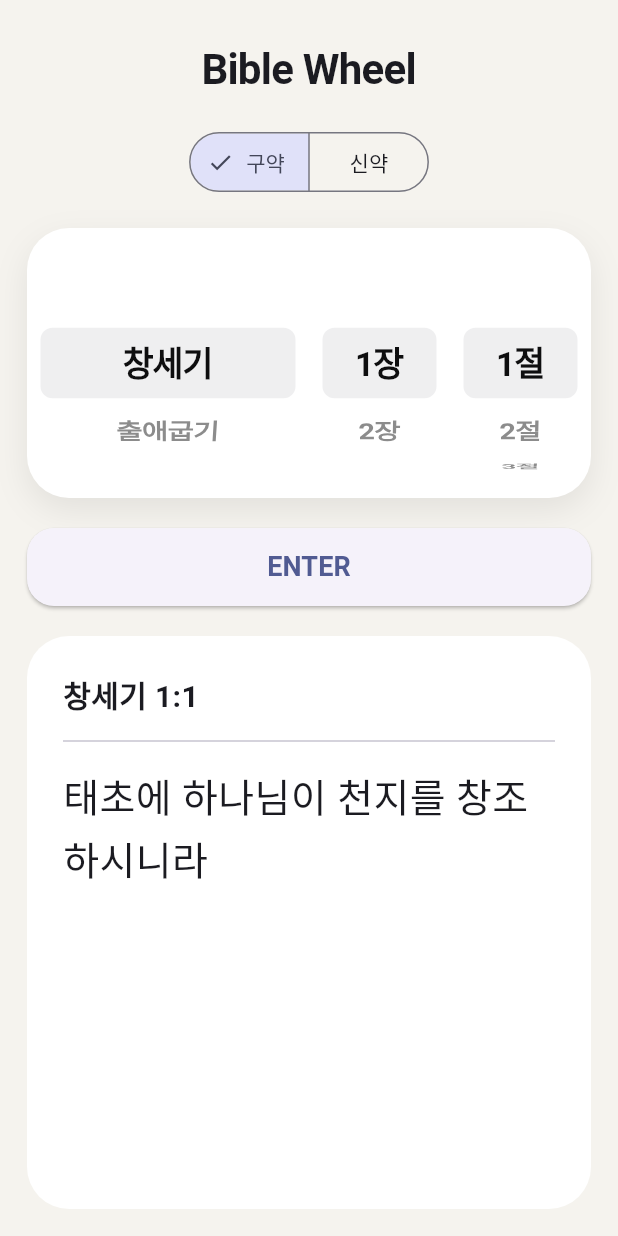
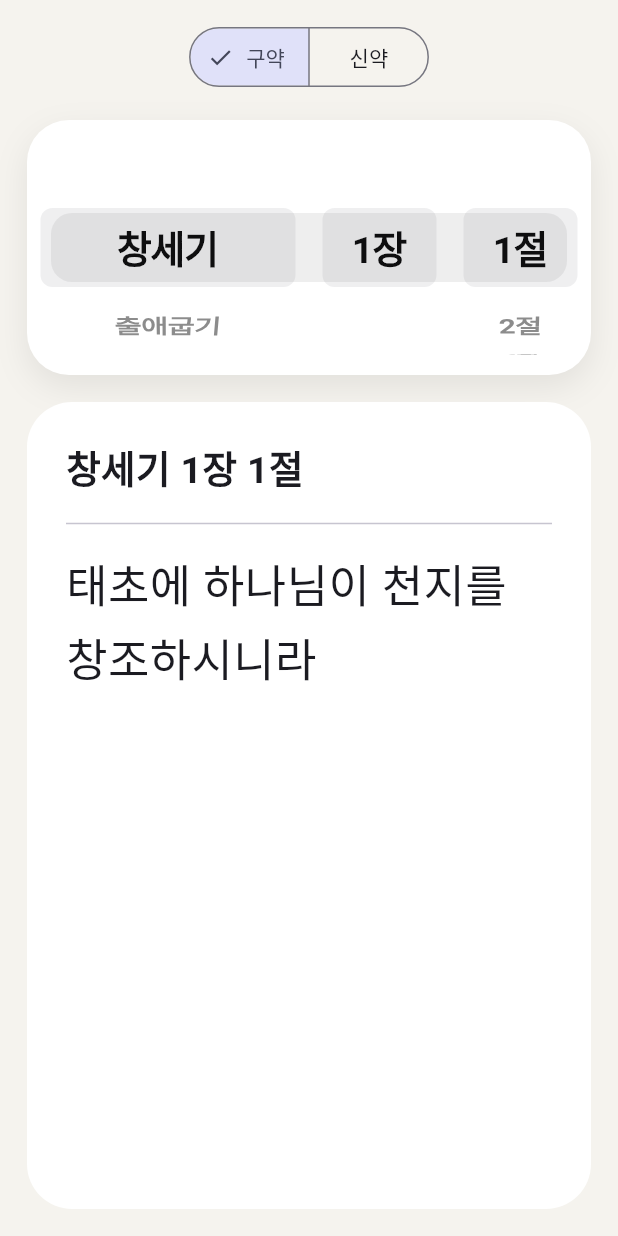
Before and after one commit to Kwandong/bible_wheel, a Flutter app: the screen it shows after launch, on a phone screen of 412 x 824 dp. Run offline on Flutter 3.47's test engine with Material 3 defaults, Android fonts, the phone set to English and light mode, and no system bars; Roboto replaces fonts that are missing (Arial).

Commit message:
v0.2 Load Bible data from JSON

```diff
--- a/lib/main.dart
+++ b/lib/main.dart
@@ -1,5 +1,8 @@
+import 'dart:convert';
+
 import 'package:flutter/cupertino.dart';
 import 'package:flutter/material.dart';
+import 'package:flutter/services.dart';
 
 void main() {
   runApp(const BibleWheelApp());
@@ -14,25 +17,12 @@ class BibleWheelApp extends StatelessWidget {
       title: 'Bible Wheel',
       debugShowCheckedModeBanner: false,
       theme: ThemeData(
-        fontFamily: 'Arial',
         colorScheme: ColorScheme.fromSeed(seedColor: Colors.indigo),
         useMaterial3: true,
       ),
       home: const BibleWheelPage(),
     );
   }
-}
-
-class BibleBook {
-  final String name;
-  final String testament;
-  final Map<int, Map<int, String>> chapters;
-
-  const BibleBook({
-    required this.name,
-    required this.testament,
-    required this.chapters,
-  });
 }
 
 class BibleWheelPage extends StatefulWidget {
@@ -43,79 +33,16 @@ class BibleWheelPage extends StatefulWidget {
 }
 
 class _BibleWheelPageState extends State<BibleWheelPage> {
+  Map<String, dynamic> bible = {};
+
   String selectedTestament = '구약';
-  int selectedBookIndex = 0;
-  int selectedChapter = 1;
-  int selectedVerse = 1;
+  String selectedBook = '';
+  String selectedChapter = '';
+  String selectedVerse = '';
 
   late FixedExtentScrollController bookController;
   late FixedExtentScrollController chapterController;
   late FixedExtentScrollController verseController;
-
-  final List<BibleBook> books = [
-    BibleBook(
-      name: '창세기',
-      testament: '구약',
-      chapters: {
-        1: {
-          1: '태초에 하나님이 천지를 창조하시니라',
-          2: '땅이 혼돈하고 공허하며 흑암이 깊음 위에 있고 하나님의 신은 수면에 운행하시니라',
-          3: '하나님이 가라사대 빛이 있으라 하시매 빛이 있었고',
-        },
-        2: {
-          1: '천지와 만물이 다 이루니라',
-          2: '하나님의 지으시던 일이 일곱째 날이 이를 때에 마치니',
-        },
-      },
-    ),
-    BibleBook(
-      name: '출애굽기',
-      testament: '구약',
-      chapters: {
-        1: {
-          1: '야곱과 함께 각기 권속을 데리고 애굽에 이른 이스라엘 아들들의 이름은 이러하니',
-          2: '르우벤과 시므온과 레위와 유다와',
-        },
-        2: {
-          1: '레위 족속 중 한 사람이 가서 레위 여자에게 장가들었더니',
-        },
-      },
-    ),
-    BibleBook(
-      name: '마태복음',
-      testament: '신약',
-      chapters: {
-        1: {
-          1: '아브라함과 다윗의 자손 예수 그리스도의 세계라',
-          2: '아브라함이 이삭을 낳고 이삭은 야곱을 낳고',
-        },
-      },
-    ),
-    BibleBook(
-      name: '요한복음',
-      testament: '신약',
-      chapters: {
-        3: {
-          16: '하나님이 세상을 이처럼 사랑하사 독생자를 주셨으니',
-        },
-      },
-    ),
-  ];
-
-  List<BibleBook> get filteredBooks =>
-      books.where((book) => book.testament == selectedTestament).toList();
-
-  BibleBook get selectedBook => filteredBooks[selectedBookIndex];
-
-  List<int> get chapterNumbers => selectedBook.chapters.keys.toList()..sort();
-
-  List<int> get verseNumbers =>
-      selectedBook.chapters[selectedChapter]!.keys.toList()..sort();
-
-  String get selectedText {
-    return selectedBook.chapters[selectedChapter]?[selectedVerse] ??
-        '본문 데이터가 없습니다.';
-  }
 
   @override
   void initState() {
@@ -123,6 +50,23 @@ class _BibleWheelPageState extends State<BibleWheelPage> {
     bookController = FixedExtentScrollController();
     chapterController = FixedExtentScrollController();
     verseController = FixedExtentScrollController();
+    loadBible();
+  }
+
+  Future<void> loadBible() async {
+    final jsonString = await rootBundle.loadString('assets/bible.json');
+    final data = json.decode(jsonString) as Map<String, dynamic>;
+
+    final firstBook = data[selectedTestament].keys.first;
+    final firstChapter = data[selectedTestament][firstBook].keys.first;
+    final firstVerse = data[selectedTestament][firstBook][firstChapter].keys.first;
+
+    setState(() {
+      bible = data;
+      selectedBook = firstBook;
+      selectedChapter = firstChapter;
+      selectedVerse = firstVerse;
+    });
   }
 
   @override
@@ -133,12 +77,50 @@ class _BibleWheelPageState extends State<BibleWheelPage> {
     super.dispose();
   }
 
+  List<String> get books {
+    if (bible.isEmpty) return [];
+    return bible[selectedTestament].keys.cast<String>().toList();
+  }
+
+  List<String> get chapters {
+    if (bible.isEmpty || selectedBook.isEmpty) return [];
+    final list = bible[selectedTestament][selectedBook].keys.cast<String>().toList();
+    list.sort((a, b) => int.parse(a).compareTo(int.parse(b)));
+    return list;
+  }
+
+  List<String> get verses {
+    if (bible.isEmpty || selectedBook.isEmpty || selectedChapter.isEmpty) return [];
+    final list = bible[selectedTestament][selectedBook][selectedChapter]
+        .keys
+        .cast<String>()
+        .toList();
+    list.sort((a, b) => int.parse(a).compareTo(int.parse(b)));
+    return list;
+  }
+
+  String get verseText {
+    if (bible.isEmpty ||
+        selectedBook.isEmpty ||
+        selectedChapter.isEmpty ||
+        selectedVerse.isEmpty) {
+      return '';
+    }
+
+    return bible[selectedTestament][selectedBook][selectedChapter][selectedVerse] ??
+        '본문 데이터가 없습니다.';
+  }
+
   void changeTestament(String testament) {
+    final firstBook = bible[testament].keys.first;
+    final firstChapter = bible[testament][firstBook].keys.first;
+    final firstVerse = bible[testament][firstBook][firstChapter].keys.first;
+
     setState(() {
       selectedTestament = testament;
-      selectedBookIndex = 0;
-      selectedChapter = filteredBooks.first.chapters.keys.first;
-      selectedVerse = filteredBooks.first.chapters[selectedChapter]!.keys.first;
+      selectedBook = firstBook;
+      selectedChapter = firstChapter;
+      selectedVerse = firstVerse;
     });
 
     bookController.jumpToItem(0);
@@ -146,83 +128,86 @@ class _BibleWheelPageState extends State<BibleWheelPage> {
     verseController.jumpToItem(0);
   }
 
-  void updateBook(int index) {
+  void changeBook(int index) {
+    final book = books[index];
+    final firstChapter = bible[selectedTestament][book].keys.first;
+    final firstVerse = bible[selectedTestament][book][firstChapter].keys.first;
+
     setState(() {
-      selectedBookIndex = index;
-      selectedChapter = chapterNumbers.first;
-      selectedVerse = verseNumbers.first;
+      selectedBook = book;
+      selectedChapter = firstChapter;
+      selectedVerse = firstVerse;
     });
 
     chapterController.jumpToItem(0);
     verseController.jumpToItem(0);
   }
 
-  void updateChapter(int index) {
+  void changeChapter(int index) {
+    final chapter = chapters[index];
+    final firstVerse = bible[selectedTestament][selectedBook][chapter].keys.first;
+
     setState(() {
-      selectedChapter = chapterNumbers[index];
-      selectedVerse = verseNumbers.first;
+      selectedChapter = chapter;
+      selectedVerse = firstVerse;
     });
 
     verseController.jumpToItem(0);
   }
 
-  void updateVerse(int index) {
+  void changeVerse(int index) {
     setState(() {
-      selectedVerse = verseNumbers[index];
+      selectedVerse = verses[index];
     });
   }
 
   Widget wheelPicker({
     required FixedExtentScrollController controller,
-    required int itemCount,
-    required String Function(int index) labelBuilder,
-    required void Function(int index) onSelectedItemChanged,
+    required List<String> items,
+    required String Function(String value) labelBuilder,
+    required void Function(int index) onChanged,
+    int flex = 1,
   }) {
-    return CupertinoPicker(
+    return Expanded(
+      flex: flex,
+      child: CupertinoPicker(
         scrollController: controller,
-      itemExtent: 42,
-      magnification: 1.12,
+        itemExtent: 44,
+        diameterRatio: 1.15,
+        magnification: 1.2,
         useMagnifier: true,
-      squeeze: 1.1,
-      onSelectedItemChanged: onSelectedItemChanged,
-      children: List.generate(
-        itemCount,
-        (index) => Center(
+        squeeze: 0.9,
+        onSelectedItemChanged: onChanged,
+        children: items.map((item) {
+          return Center(
             child: Text(
-            labelBuilder(index),
+              labelBuilder(item),
               style: const TextStyle(
-              fontSize: 20,
-              fontWeight: FontWeight.w600,
+                fontSize: 21,
+                fontWeight: FontWeight.w700,
               ),
             ),
-        ),
+          );
+        }).toList(),
       ),
     );
   }
 
   @override
   Widget build(BuildContext context) {
-    final chapters = chapterNumbers;
-    final verses = verseNumbers;
+    if (bible.isEmpty) {
+      return const Scaffold(
+        body: Center(child: CircularProgressIndicator()),
+      );
+    }
 
     return Scaffold(
       backgroundColor: const Color(0xfff5f3ee),
       body: SafeArea(
         child: Padding(
-          padding: const EdgeInsets.all(18),
+          padding: const EdgeInsets.fromLTRB(18, 14, 18, 18),
           child: Column(
             children: [
-              const SizedBox(height: 8),
-              const Text(
-                'Bible Wheel',
-                style: TextStyle(
-                  fontSize: 28,
-                  fontWeight: FontWeight.bold,
-                  letterSpacing: -0.5,
-                ),
-              ),
-              const SizedBox(height: 18),
-
               SegmentedButton<String>(
                 segments: const [
                   ButtonSegment(value: '구약', label: Text('구약')),
@@ -234,10 +219,10 @@ class _BibleWheelPageState extends State<BibleWheelPage> {
                 },
               ),
 
-              const SizedBox(height: 20),
+              const SizedBox(height: 18),
 
               Container(
-                height: 180,
+                height: 170,
                 padding: const EdgeInsets.symmetric(vertical: 8),
                 decoration: BoxDecoration(
                   color: Colors.white,
@@ -250,80 +235,70 @@ class _BibleWheelPageState extends State<BibleWheelPage> {
                     ),
                   ],
                 ),
-                child: Row(
+                child: Stack(
                   children: [
-                    Expanded(
-                      flex: 2,
-                      child: wheelPicker(
-                        controller: bookController,
-                        itemCount: filteredBooks.length,
-                        labelBuilder: (index) => filteredBooks[index].name,
-                        onSelectedItemChanged: updateBook,
+                    Center(
+                      child: Container(
+                        height: 46,
+                        margin: const EdgeInsets.symmetric(horizontal: 16),
+                        decoration: BoxDecoration(
+                          color: const Color(0xffeeeeee),
+                          borderRadius: BorderRadius.circular(14),
                         ),
                       ),
-                    Expanded(
-                      child: wheelPicker(
+                    ),
+                    Row(
+                      children: [
+                        wheelPicker(
+                          controller: bookController,
+                          items: books,
+                          labelBuilder: (value) => value,
+                          onChanged: changeBook,
+                          flex: 2,
+                        ),
+                        wheelPicker(
                           controller: chapterController,
-                        itemCount: chapters.length,
-                        labelBuilder: (index) => '${chapters[index]}장',
-                        onSelectedItemChanged: updateChapter,
+                          items: chapters,
+                          labelBuilder: (value) => '$value장',
+                          onChanged: changeChapter,
                         ),
+                        wheelPicker(
+                          controller: verseController,
+                          items: verses,
+                          labelBuilder: (value) => '$value절',
+                          onChanged: changeVerse,
                         ),
-                    Expanded(
-                      child: wheelPicker(
-                        controller: verseController,
-                        itemCount: verses.length,
-                        labelBuilder: (index) => '${verses[index]}절',
-                        onSelectedItemChanged: updateVerse,
-                      ),
+                      ],
                     ),
                   ],
                 ),
               ),
 
-              const SizedBox(height: 20),
-
-              ElevatedButton(
-                onPressed: () {
-                  setState(() {});
-                },
-                style: ElevatedButton.styleFrom(
-                  minimumSize: const Size(double.infinity, 52),
-                  shape: RoundedRectangleBorder(
-                    borderRadius: BorderRadius.circular(18),
-                  ),
-                ),
-                child: const Text(
-                  'ENTER',
-                  style: TextStyle(fontSize: 18, fontWeight: FontWeight.bold),
-                ),
-              ),
-
-              const SizedBox(height: 20),
+              const SizedBox(height: 18),
 
               Expanded(
                 child: Container(
                   width: double.infinity,
-                  padding: const EdgeInsets.all(24),
+                  padding: const EdgeInsets.all(26),
                   decoration: BoxDecoration(
                     color: Colors.white,
-                    borderRadius: BorderRadius.circular(28),
+                    borderRadius: BorderRadius.circular(30),
                   ),
                   child: Column(
                     crossAxisAlignment: CrossAxisAlignment.start,
                     children: [
                       Text(
-                        '${selectedBook.name} $selectedChapter:$selectedVerse',
+                        '$selectedBook $selectedChapter장 $selectedVerse절',
                         style: const TextStyle(
-                          fontSize: 20,
+                          fontSize: 25,
                           fontWeight: FontWeight.bold,
                         ),
                       ),
-                      const Divider(height: 32),
+                      const Divider(height: 34),
                       Text(
-                        selectedText,
+                        verseText,
                         style: const TextStyle(
-                          fontSize: 26,
+                          fontSize: 30,
                           height: 1.55,
                           fontWeight: FontWeight.w500,
                         ),
--- a/pubspec.yaml
+++ b/pubspec.yaml
@@ -57,6 +57,9 @@ flutter:
   # the material Icons class.
   uses-material-design: true
 
+  assets:
+    - assets/bible.json
+
   # To add assets to your application, add an assets section, like this:
   # assets:
   #   - images/a_dot_burr.jpeg
```
Also changed, not shown: assets/bible.json (added, +28 -0 lines). Lines whose indentation alone changed are shown as unchanged.
